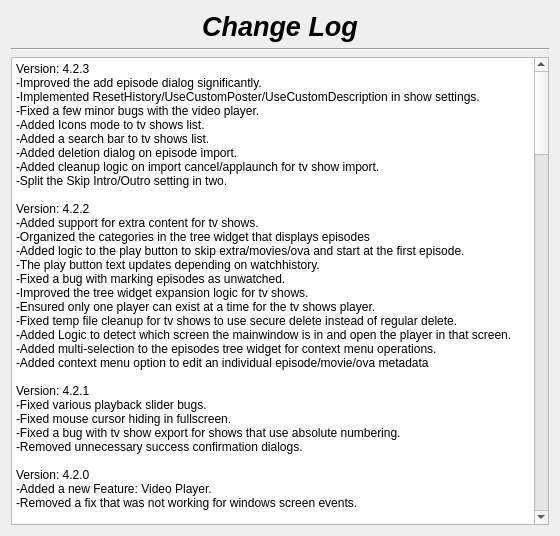
Above: changelog.ui from therealMaPMaKeR/MMDiary before the change. Below: the same form after it.
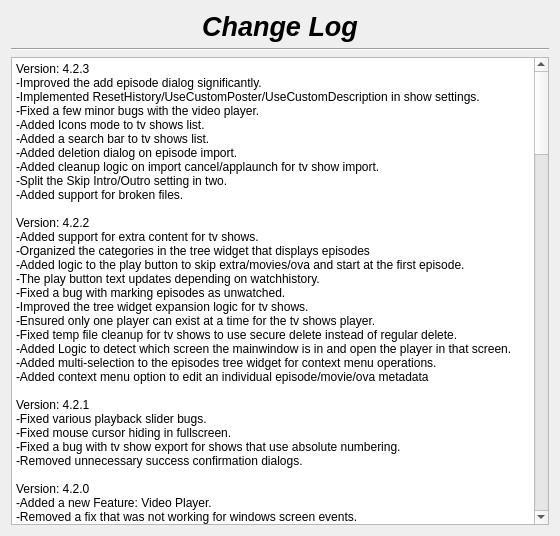
That is the form after the change.

Commit message: now stores showname in settings and retrieve it from there if possible

```diff
--- a/changelog.ui
+++ b/changelog.ui
@@ -57,7 +57,7 @@
 &lt;/style&gt;&lt;/head&gt;&lt;body style=&quot; font-family:'Segoe UI'; font-size:9pt; font-weight:400; font-style:normal;&quot;&gt;
 &lt;p style=&quot; margin-top:0px; margin-bottom:0px; margin-left:0px; margin-right:0px; -qt-block-indent:0; text-indent:0px;&quot;&gt;Version: 4.2.3&lt;br /&gt;-Improved the add episode dialog significantly.&lt;/p&gt;
 &lt;p style=&quot; margin-top:0px; margin-bottom:0px; margin-left:0px; margin-right:0px; -qt-block-indent:0; text-indent:0px;&quot;&gt;-Implemented ResetHistory/UseCustomPoster/UseCustomDescription in show settings.&lt;br /&gt;-Fixed a few minor bugs with the video player.&lt;br /&gt;-Added Icons mode to tv shows list.&lt;br /&gt;-Added a search bar to tv shows list.&lt;/p&gt;
-&lt;p style=&quot; margin-top:0px; margin-bottom:0px; margin-left:0px; margin-right:0px; -qt-block-indent:0; text-indent:0px;&quot;&gt;-Added deletion dialog on episode import.&lt;br /&gt;-Added cleanup logic on import cancel/applaunch for tv show import.&lt;br /&gt;-Split the Skip Intro/Outro setting in two.&lt;br /&gt;&lt;br /&gt;Version: 4.2.2&lt;br /&gt;-Added support for extra content for tv shows.&lt;/p&gt;
+&lt;p style=&quot; margin-top:0px; margin-bottom:0px; margin-left:0px; margin-right:0px; -qt-block-indent:0; text-indent:0px;&quot;&gt;-Added deletion dialog on episode import.&lt;br /&gt;-Added cleanup logic on import cancel/applaunch for tv show import.&lt;br /&gt;-Split the Skip Intro/Outro setting in two.&lt;br /&gt;-Added support for broken files.&lt;br /&gt;&lt;br /&gt;Version: 4.2.2&lt;br /&gt;-Added support for extra content for tv shows.&lt;/p&gt;
 &lt;p style=&quot; margin-top:0px; margin-bottom:0px; margin-left:0px; margin-right:0px; -qt-block-indent:0; text-indent:0px;&quot;&gt;-Organized the categories in the tree widget that displays episodes&lt;br /&gt;-Added logic to the play button to skip extra/movies/ova and start at the first episode.&lt;br /&gt;-The play button text updates depending on watchhistory.&lt;br /&gt;-Fixed a bug with marking episodes as unwatched.&lt;br /&gt;-Improved the tree widget expansion logic for tv shows.&lt;br /&gt;-Ensured only one player can exist at a time for the tv shows player.&lt;br /&gt;-Fixed temp file cleanup for tv shows to use secure delete instead of regular delete.&lt;br /&gt;-Added Logic to detect which screen the mainwindow is in and open the player in that screen.&lt;br /&gt;-Added multi-selection to the episodes tree widget for context menu operations.&lt;br /&gt;-Added context menu option to edit an individual episode/movie/ova metadata&lt;br /&gt;&lt;br /&gt;Version: 4.2.1&lt;br /&gt;-Fixed various playback slider bugs.&lt;br /&gt;-Fixed mouse cursor hiding in fullscreen.&lt;br /&gt;-Fixed a bug with tv show export for shows that use absolute numbering.&lt;/p&gt;
 &lt;p style=&quot; margin-top:0px; margin-bottom:0px; margin-left:0px; margin-right:0px; -qt-block-indent:0; text-indent:0px;&quot;&gt;-Removed unnecessary success confirmation dialogs.&lt;br /&gt;&lt;br /&gt;Version: 4.2.0&lt;br /&gt;-Added a new Feature: Video Player.&lt;/p&gt;
 &lt;p style=&quot; margin-top:0px; margin-bottom:0px; margin-left:0px; margin-right:0px; -qt-block-indent:0; text-indent:0px;&quot;&gt;-Removed a fix that was not working for windows screen events.&lt;/p&gt;
```
The commit also changes 5 other files.
